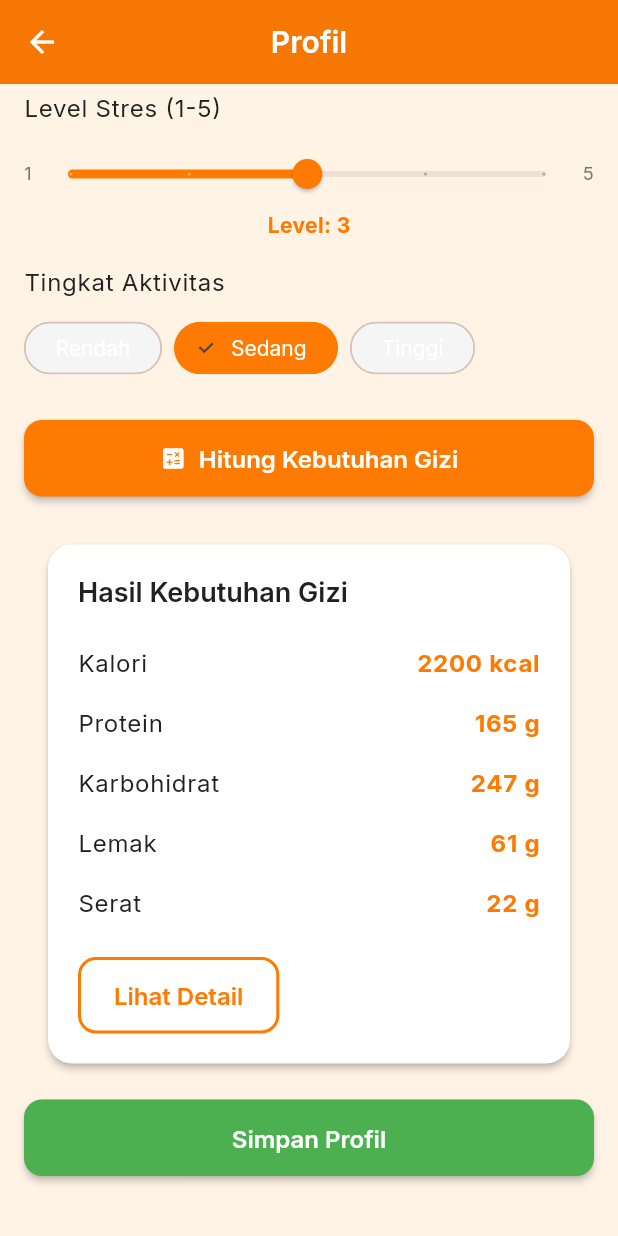
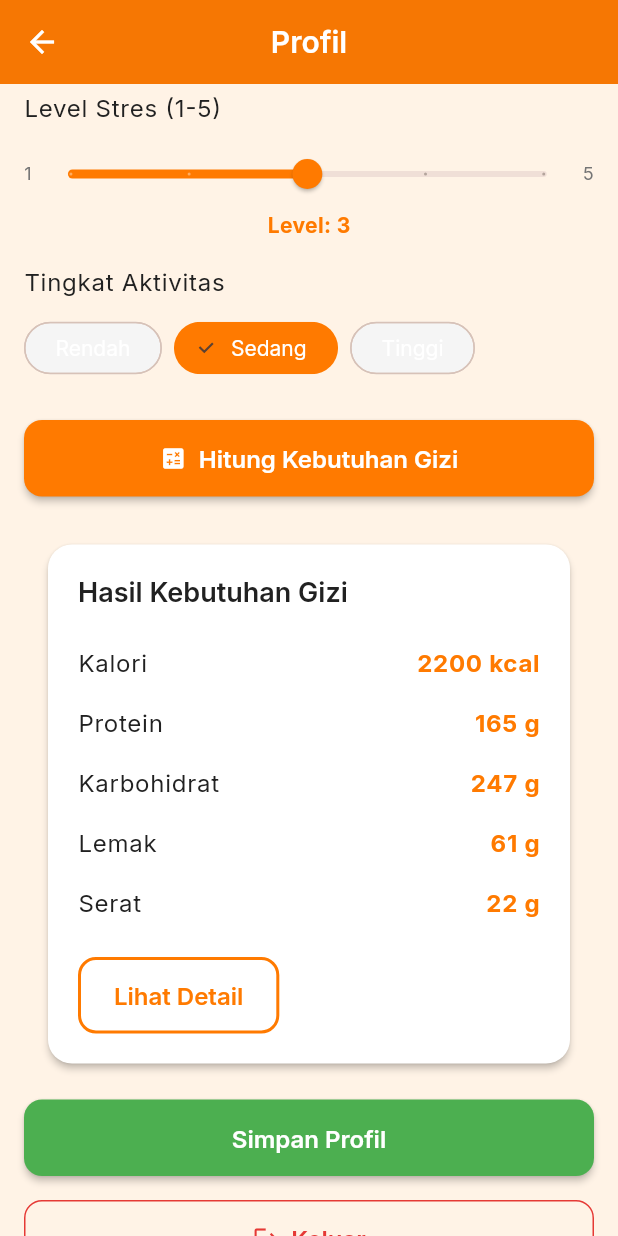
Before and after one commit to hintstechnology/gogizi, a Flutter app: the ProfilScreen screen opened directly, scrolled down 566 dp, on a phone screen of 412 x 824 dp. Run offline on Flutter 3.47's test engine with Material 3 defaults, Android fonts, the phone set to English and light mode, and no system bars; our stand-ins replace google_fonts, image_picker, shared_preferences; accounts and stored records are empty.

Commit message:
add logout button

```diff
--- a/lib/screens/profil/profil_screen.dart
+++ b/lib/screens/profil/profil_screen.dart
@@ -2,6 +2,7 @@ import 'package:flutter/material.dart';
 import '../../theme/app_theme.dart';
 import '../../models/user_profile.dart';
 import '../detail_kebutuhan/detail_kebutuhan_screen.dart';
+import '../auth/login_screen.dart';
 
 class ProfilScreen extends StatefulWidget {
   const ProfilScreen({super.key});
@@ -408,6 +409,26 @@ class _ProfilScreenState extends State<ProfilScreen> {
                 child: const Text('Simpan Profil'),
               ),
 
+              const SizedBox(height: 16),
+
+              // Logout Button
+              OutlinedButton.icon(
+                onPressed: () {
+                  // Navigate to Login Screen and remove all previous routes
+                  Navigator.of(context).pushAndRemoveUntil(
+                    MaterialPageRoute(builder: (_) => const LoginScreen()),
+                    (route) => false,
+                  );
+                },
+                style: OutlinedButton.styleFrom(
+                  foregroundColor: AppTheme.errorRed,
+                  side: const BorderSide(color: AppTheme.errorRed),
+                  padding: const EdgeInsets.symmetric(vertical: 16),
+                ),
+                icon: const Icon(Icons.logout),
+                label: const Text('Keluar'),
+              ),
+
               const SizedBox(height: 24),
             ],
           ),
```
